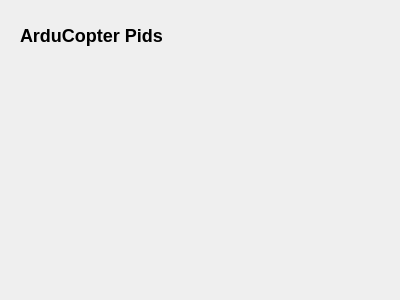
Qt form src/ui/configuration/ArduCopterPidConfig.ui (mavlink/qgroundcontrol) before a commit.
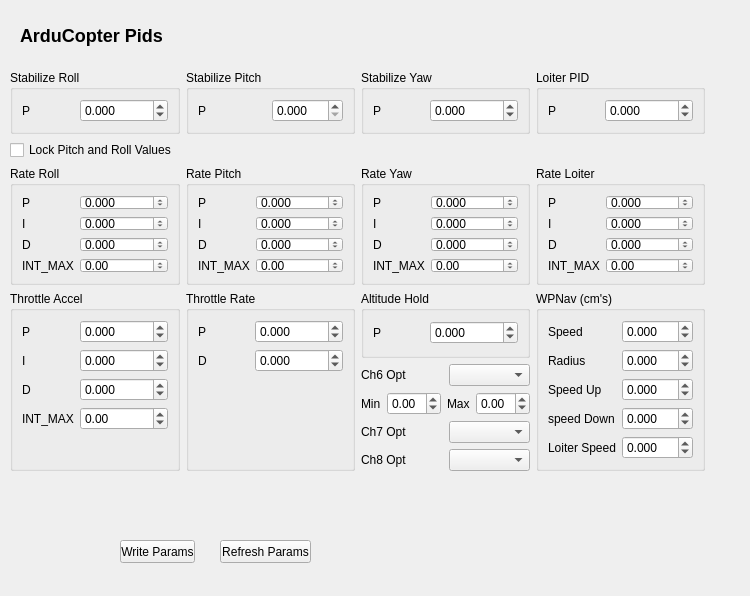
The same form after that commit.

Commit message: Implementation of ArduCoptor configuration screen

Patch:
```diff
--- a/src/ui/configuration/ArduCopterPidConfig.ui
+++ b/src/ui/configuration/ArduCopterPidConfig.ui
@@ -6,8 +6,8 @@
    <rect>
     <x>0</x>
     <y>0</y>
-    <width>400</width>
-    <height>300</height>
+    <width>750</width>
+    <height>596</height>
    </rect>
   </property>
   <property name="windowTitle">
@@ -26,6 +26,1035 @@
     <string>&lt;h2&gt;ArduCopter Pids&lt;/h2&gt;</string>
    </property>
   </widget>
+  <widget class="QPushButton" name="writePushButton">
+   <property name="geometry">
+    <rect>
+     <x>120</x>
+     <y>540</y>
+     <width>75</width>
+     <height>23</height>
+    </rect>
+   </property>
+   <property name="text">
+    <string>Write Params</string>
+   </property>
+  </widget>
+  <widget class="QPushButton" name="refreshPushButton">
+   <property name="geometry">
+    <rect>
+     <x>220</x>
+     <y>540</y>
+     <width>91</width>
+     <height>23</height>
+    </rect>
+   </property>
+   <property name="text">
+    <string>Refresh Params</string>
+   </property>
+  </widget>
+  <widget class="QWidget" name="gridLayoutWidget">
+   <property name="geometry">
+    <rect>
+     <x>10</x>
+     <y>70</y>
+     <width>695</width>
+     <height>401</height>
+    </rect>
+   </property>
+   <layout class="QGridLayout" name="gridLayout">
+    <item row="2" column="2">
+     <widget class="QGroupBox" name="groupBox_8">
+      <property name="title">
+       <string>Rate Yaw</string>
+      </property>
+      <layout class="QVBoxLayout" name="verticalLayout_22">
+       <item>
+        <layout class="QHBoxLayout" name="horizontalLayout_8">
+         <item>
+          <layout class="QVBoxLayout" name="verticalLayout_23">
+           <item>
+            <widget class="QLabel" name="label_30">
+             <property name="text">
+              <string>P</string>
+             </property>
+            </widget>
+           </item>
+           <item>
+            <widget class="QLabel" name="label_31">
+             <property name="text">
+              <string>I</string>
+             </property>
+            </widget>
+           </item>
+           <item>
+            <widget class="QLabel" name="label_32">
+             <property name="text">
+              <string>D</string>
+             </property>
+            </widget>
+           </item>
+           <item>
+            <widget class="QLabel" name="label_33">
+             <property name="text">
+              <string>INT_MAX</string>
+             </property>
+            </widget>
+           </item>
+          </layout>
+         </item>
+         <item>
+          <layout class="QVBoxLayout" name="verticalLayout_24">
+           <item>
+            <widget class="QDoubleSpinBox" name="rateYawPSpinBox">
+             <property name="decimals">
+              <number>3</number>
+             </property>
+             <property name="minimum">
+              <double>-10000.000000000000000</double>
+             </property>
+             <property name="maximum">
+              <double>10000.000000000000000</double>
+             </property>
+            </widget>
+           </item>
+           <item>
+            <widget class="QDoubleSpinBox" name="rateYawISpinBox">
+             <property name="decimals">
+              <number>3</number>
+             </property>
+             <property name="minimum">
+              <double>-10000.000000000000000</double>
+             </property>
+             <property name="maximum">
+              <double>10000.000000000000000</double>
+             </property>
+            </widget>
+           </item>
+           <item>
+            <widget class="QDoubleSpinBox" name="rateYawDSpinBox">
+             <property name="decimals">
+              <number>3</number>
+             </property>
+             <property name="minimum">
+              <double>-10000.000000000000000</double>
+             </property>
+             <property name="maximum">
+              <double>10000.000000000000000</double>
+             </property>
+            </widget>
+           </item>
+           <item>
+            <widget class="QDoubleSpinBox" name="rateYawIMAXSpinBox">
+             <property name="minimum">
+              <double>-10000.000000000000000</double>
+             </property>
+             <property name="maximum">
+              <double>10000.000000000000000</double>
+             </property>
+            </widget>
+           </item>
+          </layout>
+         </item>
+        </layout>
+       </item>
+      </layout>
+     </widget>
+    </item>
+    <item row="0" column="3">
+     <widget class="QGroupBox" name="groupBox_4">
+      <property name="title">
+       <string>Loiter PID</string>
+      </property>
+      <layout class="QVBoxLayout" name="verticalLayout_17">
+       <item>
+        <layout class="QHBoxLayout" name="horizontalLayout_4">
+         <item>
+          <layout class="QVBoxLayout" name="verticalLayout_7">
+           <item>
+            <widget class="QLabel" name="label_14">
+             <property name="text">
+              <string>P</string>
+             </property>
+            </widget>
+           </item>
+          </layout>
+         </item>
+         <item>
+          <layout class="QVBoxLayout" name="verticalLayout_8">
+           <item>
+            <widget class="QDoubleSpinBox" name="loiterPidPSpinBox">
+             <property name="decimals">
+              <number>3</number>
+             </property>
+             <property name="minimum">
+              <double>-10000.000000000000000</double>
+             </property>
+             <property name="maximum">
+              <double>10000.000000000000000</double>
+             </property>
+            </widget>
+           </item>
+          </layout>
+         </item>
+        </layout>
+       </item>
+      </layout>
+     </widget>
+    </item>
+    <item row="2" column="1">
+     <widget class="QGroupBox" name="groupBox_6">
+      <property name="title">
+       <string>Rate Pitch</string>
+      </property>
+      <layout class="QVBoxLayout" name="verticalLayout_19">
+       <item>
+        <layout class="QHBoxLayout" name="horizontalLayout_6">
+         <item>
+          <layout class="QVBoxLayout" name="verticalLayout_11">
+           <item>
+            <widget class="QLabel" name="label_22">
+             <property name="text">
+              <string>P</string>
+             </property>
+            </widget>
+           </item>
+           <item>
+            <widget class="QLabel" name="label_23">
+             <property name="text">
+              <string>I</string>
+             </property>
+            </widget>
+           </item>
+           <item>
+            <widget class="QLabel" name="label_24">
+             <property name="text">
+              <string>D</string>
+             </property>
+            </widget>
+           </item>
+           <item>
+            <widget class="QLabel" name="label_25">
+             <property name="text">
+              <string>INT_MAX</string>
+             </property>
+            </widget>
+           </item>
+          </layout>
+         </item>
+         <item>
+          <layout class="QVBoxLayout" name="verticalLayout_12">
+           <item>
+            <widget class="QDoubleSpinBox" name="ratePitchPSpinBox">
+             <property name="decimals">
+              <number>3</number>
+             </property>
+             <property name="minimum">
+              <double>-10000.000000000000000</double>
+             </property>
+             <property name="maximum">
+              <double>10000.000000000000000</double>
+             </property>
+            </widget>
+           </item>
+           <item>
+            <widget class="QDoubleSpinBox" name="ratePitchISpinBox">
+             <property name="decimals">
+              <number>3</number>
+             </property>
+             <property name="minimum">
+              <double>-10000.000000000000000</double>
+             </property>
+             <property name="maximum">
+              <double>10000.000000000000000</double>
+             </property>
+            </widget>
+           </item>
+           <item>
+            <widget class="QDoubleSpinBox" name="ratePitchDSpinBox">
+             <property name="decimals">
+              <number>3</number>
+             </property>
+             <property name="minimum">
+              <double>-10000.000000000000000</double>
+             </property>
+             <property name="maximum">
+              <double>10000.000000000000000</double>
+             </property>
+            </widget>
+           </item>
+           <item>
+            <widget class="QDoubleSpinBox" name="ratePitchIMAXSpinBox">
+             <property name="minimum">
+              <double>-10000.000000000000000</double>
+             </property>
+             <property name="maximum">
+              <double>10000.000000000000000</double>
+             </property>
+            </widget>
+           </item>
+          </layout>
+         </item>
+        </layout>
+       </item>
+      </layout>
+     </widget>
+    </item>
+    <item row="0" column="0">
+     <widget class="QGroupBox" name="groupBox">
+      <property name="title">
+       <string>Stabilize Roll</string>
+      </property>
+      <layout class="QVBoxLayout" name="verticalLayout_14">
+       <item>
+        <layout class="QHBoxLayout" name="horizontalLayout">
+         <item>
+          <layout class="QVBoxLayout" name="verticalLayout">
+           <item>
+            <widget class="QLabel" name="label_2">
+             <property name="text">
+              <string>P</string>
+             </property>
+            </widget>
+           </item>
+          </layout>
+         </item>
+         <item>
+          <layout class="QVBoxLayout" name="verticalLayout_2">
+           <item>
+            <widget class="QDoubleSpinBox" name="stabilRollPSpinBox">
+             <property name="decimals">
+              <number>3</number>
+             </property>
+             <property name="minimum">
+              <double>-10000.000000000000000</double>
+             </property>
+             <property name="maximum">
+              <double>10000.000000000000000</double>
+             </property>
+            </widget>
+           </item>
+          </layout>
+         </item>
+        </layout>
+       </item>
+      </layout>
+     </widget>
+    </item>
+    <item row="0" column="1">
+     <widget class="QGroupBox" name="groupBox_2">
+      <property name="title">
+       <string>Stabilize Pitch</string>
+      </property>
+      <layout class="QVBoxLayout" name="verticalLayout_15">
+       <item>
+        <layout class="QHBoxLayout" name="horizontalLayout_2">
+         <item>
+          <layout class="QVBoxLayout" name="verticalLayout_3">
+           <item>
+            <widget class="QLabel" name="label_6">
+             <property name="text">
+              <string>P</string>
+             </property>
+            </widget>
+           </item>
+          </layout>
+         </item>
+         <item>
+          <layout class="QVBoxLayout" name="verticalLayout_4">
+           <item>
+            <widget class="QDoubleSpinBox" name="stabilPitchPSpinBox">
+             <property name="decimals">
+              <number>3</number>
+             </property>
+             <property name="maximum">
+              <double>100.000000000000000</double>
+             </property>
+            </widget>
+           </item>
+          </layout>
+         </item>
+        </layout>
+       </item>
+      </layout>
+     </widget>
+    </item>
+    <item row="2" column="0">
+     <widget class="QGroupBox" name="groupBox_5">
+      <property name="title">
+       <string>Rate Roll</string>
+      </property>
+      <layout class="QVBoxLayout" name="verticalLayout_18">
+       <item>
+        <layout class="QHBoxLayout" name="horizontalLayout_5">
+         <item>
+          <layout class="QVBoxLayout" name="verticalLayout_9">
+           <item>
+            <widget class="QLabel" name="label_18">
+             <property name="text">
+              <string>P</string>
+             </property>
+            </widget>
+           </item>
+           <item>
+            <widget class="QLabel" name="label_19">
+             <property name="text">
+              <string>I</string>
+             </property>
+            </widget>
+           </item>
+           <item>
+            <widget class="QLabel" name="label_20">
+             <property name="text">
+              <string>D</string>
+             </property>
+            </widget>
+           </item>
+           <item>
+            <widget class="QLabel" name="label_21">
+             <property name="text">
+              <string>INT_MAX</string>
+             </property>
+            </widget>
+           </item>
+          </layout>
+         </item>
+         <item>
+          <layout class="QVBoxLayout" name="verticalLayout_10">
+           <item>
+            <widget class="QDoubleSpinBox" name="rateRollPSpinBox">
+             <property name="decimals">
+              <number>3</number>
+             </property>
+             <property name="minimum">
+              <double>-10000.000000000000000</double>
+             </property>
+             <property name="maximum">
+              <double>10000.000000000000000</double>
+             </property>
+            </widget>
+           </item>
+           <item>
+            <widget class="QDoubleSpinBox" name="rateRollISpinBox">
+             <property name="decimals">
+              <number>3</number>
+             </property>
+             <property name="minimum">
+              <double>-10000.000000000000000</double>
+             </property>
+             <property name="maximum">
+              <double>10000.000000000000000</double>
+             </property>
+            </widget>
+           </item>
+           <item>
+            <widget class="QDoubleSpinBox" name="rateRollDSpinBox">
+             <property name="decimals">
+              <number>3</number>
+             </property>
+             <property name="minimum">
+              <double>-10000.000000000000000</double>
+             </property>
+             <property name="maximum">
+              <double>10000.000000000000000</double>
+             </property>
+            </widget>
+           </item>
+           <item>
+            <widget class="QDoubleSpinBox" name="rateRollIMAXSpinBox">
+             <property name="minimum">
+              <double>-10000.000000000000000</double>
+             </property>
+             <property name="maximum">
+              <double>10000.000000000000000</double>
+             </property>
+            </widget>
+           </item>
+          </layout>
+         </item>
+        </layout>
+       </item>
+      </layout>
+     </widget>
+    </item>
+    <item row="3" column="2">
+     <widget class="QGroupBox" name="groupBox_10">
+      <property name="title">
+       <string>Altitude Hold</string>
+      </property>
+      <layout class="QVBoxLayout" name="verticalLayout_28">
+       <item>
+        <layout class="QHBoxLayout" name="horizontalLayout_10">
+         <item>
+          <layout class="QVBoxLayout" name="verticalLayout_29">
+           <item>
+            <widget class="QLabel" name="label_38">
+             <property name="text">
+              <string>P</string>
+             </property>
+            </widget>
+           </item>
+          </layout>
+         </item>
+         <item>
+          <layout class="QVBoxLayout" name="verticalLayout_30">
+           <item>
+            <widget class="QDoubleSpinBox" name="altitudeHoldPSpinBox">
+             <property name="decimals">
+              <number>3</number>
+             </property>
+             <property name="minimum">
+              <double>-10000.000000000000000</double>
+             </property>
+             <property name="maximum">
+              <double>10000.000000000000000</double>
+             </property>
+            </widget>
+           </item>
+          </layout>
+         </item>
+        </layout>
+       </item>
+      </layout>
+     </widget>
+    </item>
+    <item row="0" column="2">
+     <widget class="QGroupBox" name="groupBox_3">
+      <property name="title">
+       <string>Stabilize Yaw</string>
+      </property>
+      <layout class="QVBoxLayout" name="verticalLayout_16">
+       <item>
+        <layout class="QHBoxLayout" name="horizontalLayout_3">
+         <item>
+          <layout class="QVBoxLayout" name="verticalLayout_5">
+           <item>
+            <widget class="QLabel" name="label_10">
+             <property name="text">
+              <string>P</string>
+             </property>
+            </widget>
+           </item>
+          </layout>
+         </item>
+         <item>
+          <layout class="QVBoxLayout" name="verticalLayout_6">
+           <item>
+            <widget class="QDoubleSpinBox" name="stabilYawPSpinBox">
+             <property name="decimals">
+              <number>3</number>
+             </property>
+             <property name="minimum">
+              <double>-10000.000000000000000</double>
+             </property>
+             <property name="maximum">
+              <double>10000.000000000000000</double>
+             </property>
+            </widget>
+           </item>
+          </layout>
+         </item>
+        </layout>
+       </item>
+      </layout>
+     </widget>
+    </item>
+    <item row="2" column="3">
+     <widget class="QGroupBox" name="groupBox_7">
+      <property name="title">
+       <string>Rate Loiter</string>
+      </property>
+      <layout class="QVBoxLayout" name="verticalLayout_20">
+       <item>
+        <layout class="QHBoxLayout" name="horizontalLayout_7">
+         <item>
+          <layout class="QVBoxLayout" name="verticalLayout_13">
+           <item>
+            <widget class="QLabel" name="label_26">
+             <property name="text">
+              <string>P</string>
+             </property>
+            </widget>
+           </item>
+           <item>
+            <widget class="QLabel" name="label_27">
+             <property name="text">
+              <string>I</string>
+             </property>
+            </widget>
+           </item>
+           <item>
+            <widget class="QLabel" name="label_28">
+             <property name="text">
+              <string>D</string>
+             </property>
+            </widget>
+           </item>
+           <item>
+            <widget class="QLabel" name="label_29">
+             <property name="text">
+              <string>INT_MAX</string>
+             </property>
+            </widget>
+           </item>
+          </layout>
+         </item>
+         <item>
+          <layout class="QVBoxLayout" name="verticalLayout_21">
+           <item>
+            <widget class="QDoubleSpinBox" name="rateLoiterPSpinBox">
+             <property name="decimals">
+              <number>3</number>
+             </property>
+             <property name="minimum">
+              <double>-10000.000000000000000</double>
+             </property>
+             <property name="maximum">
+              <double>10000.000000000000000</double>
+             </property>
+            </widget>
+           </item>
+           <item>
+            <widget class="QDoubleSpinBox" name="rateLoiterISpinBox">
+             <property name="decimals">
+              <number>3</number>
+             </property>
+             <property name="minimum">
+              <double>-10000.000000000000000</double>
+             </property>
+             <property name="maximum">
+              <double>10000.000000000000000</double>
+             </property>
+            </widget>
+           </item>
+           <item>
+            <widget class="QDoubleSpinBox" name="rateLoiterDSpinBox">
+             <property name="decimals">
+              <number>3</number>
+             </property>
+             <property name="minimum">
+              <double>-10000.000000000000000</double>
+             </property>
+             <property name="maximum">
+              <double>10000.000000000000000</double>
+             </property>
+            </widget>
+           </item>
+           <item>
+            <widget class="QDoubleSpinBox" name="rateLoiterIMAXSpinBox">
+             <property name="minimum">
+              <double>-10000.000000000000000</double>
+             </property>
+             <property name="maximum">
+              <double>10000.000000000000000</double>
+             </property>
+            </widget>
+           </item>
+          </layout>
+         </item>
+        </layout>
+       </item>
+      </layout>
+     </widget>
+    </item>
+    <item row="1" column="0">
+     <widget class="QCheckBox" name="checkBox">
+      <property name="text">
+       <string>Lock Pitch and Roll Values</string>
+      </property>
+     </widget>
+    </item>
+    <item row="4" column="2">
+     <layout class="QVBoxLayout" name="verticalLayout_37">
+      <item>
+       <layout class="QHBoxLayout" name="horizontalLayout_13">
+        <item>
+         <widget class="QLabel" name="label_4">
+          <property name="text">
+           <string>Ch6 Opt</string>
+          </property>
+         </widget>
+        </item>
+        <item>
+         <widget class="QComboBox" name="ch6OptComboBox"/>
+        </item>
+       </layout>
+      </item>
+      <item>
+       <layout class="QHBoxLayout" name="horizontalLayout_16">
+        <item>
+         <widget class="QLabel" name="label_7">
+          <property name="text">
+           <string>Min</string>
+          </property>
+         </widget>
+        </item>
+        <item>
+         <widget class="QDoubleSpinBox" name="ch6MinSpinBox">
+          <property name="minimum">
+           <double>-10000.000000000000000</double>
+          </property>
+          <property name="maximum">
+           <double>10000.000000000000000</double>
+          </property>
+         </widget>
+        </item>
+        <item>
+         <widget class="QLabel" name="label_8">
+          <property name="text">
+           <string>Max</string>
+          </property>
+         </widget>
+        </item>
+        <item>
+         <widget class="QDoubleSpinBox" name="ch6MaxSpinBox">
+          <property name="minimum">
+           <double>-10000.000000000000000</double>
+          </property>
+          <property name="maximum">
+           <double>10000.000000000000000</double>
+          </property>
+         </widget>
+        </item>
+       </layout>
+      </item>
+      <item>
+       <layout class="QHBoxLayout" name="horizontalLayout_14">
+        <item>
+         <widget class="QLabel" name="label_5">
+          <property name="text">
+           <string>Ch7 Opt</string>
+          </property>
+         </widget>
+        </item>
+        <item>
+         <widget class="QComboBox" name="ch7OptComboBox"/>
+        </item>
+       </layout>
+      </item>
+      <item>
+       <layout class="QHBoxLayout" name="horizontalLayout_15">
+        <item>
+         <widget class="QLabel" name="label_9">
+          <property name="text">
+           <string>Ch8 Opt</string>
+          </property>
+         </widget>
+        </item>
+        <item>
+         <widget class="QComboBox" name="ch8OptComboBox"/>
+        </item>
+       </layout>
+      </item>
+     </layout>
+    </item>
+    <item row="3" column="0" rowspan="2">
+     <widget class="QGroupBox" name="groupBox_11">
+      <property name="title">
+       <string>Throttle Accel</string>
+      </property>
+      <layout class="QVBoxLayout" name="verticalLayout_31">
+       <item>
+        <layout class="QHBoxLayout" name="horizontalLayout_11">
+         <item>
+          <layout class="QVBoxLayout" name="verticalLayout_32">
+           <item>
+            <widget class="QLabel" name="label_42">
+             <property name="text">
+              <string>P</string>
+             </property>
+            </widget>
+           </item>
+           <item>
+            <widget class="QLabel" name="label_43">
+             <property name="text">
+              <string>I</string>
+             </property>
+            </widget>
+           </item>
+           <item>
+            <widget class="QLabel" name="label_44">
+             <property name="text">
+              <string>D</string>
+             </property>
+            </widget>
+           </item>
+           <item>
+            <widget class="QLabel" name="label_45">
+             <property name="text">
+              <string>INT_MAX</string>
+             </property>
+            </widget>
+           </item>
+          </layout>
+         </item>
+         <item>
+          <layout class="QVBoxLayout" name="verticalLayout_33">
+           <item>
+            <widget class="QDoubleSpinBox" name="throttleAccelPSpinBox">
+             <property name="decimals">
+              <number>3</number>
+             </property>
+             <property name="minimum">
+              <double>-10000.000000000000000</double>
+             </property>
+             <property name="maximum">
+              <double>10000.000000000000000</double>
+             </property>
+            </widget>
+           </item>
+           <item>
+            <widget class="QDoubleSpinBox" name="throttleAccelISpinBox">
+             <property name="decimals">
+              <number>3</number>
+             </property>
+             <property name="minimum">
+              <double>-10000.000000000000000</double>
+             </property>
+             <property name="maximum">
+              <double>10000.000000000000000</double>
+             </property>
+            </widget>
+           </item>
+           <item>
+            <widget class="QDoubleSpinBox" name="throttleAccelDSpinBox">
+             <property name="decimals">
+              <number>3</number>
+             </property>
+             <property name="minimum">
+              <double>-10000.000000000000000</double>
+             </property>
+             <property name="maximum">
+              <double>10000.000000000000000</double>
+             </property>
+            </widget>
+           </item>
+           <item>
+            <widget class="QDoubleSpinBox" name="throttleAccelIMAXSpinBox">
+             <property name="minimum">
+              <double>-10000.000000000000000</double>
+             </property>
+             <property name="maximum">
+              <double>10000.000000000000000</double>
+             </property>
+            </widget>
+           </item>
+          </layout>
+         </item>
+        </layout>
+       </item>
+       <item>
+        <spacer name="verticalSpacer_2">
+         <property name="orientation">
+          <enum>Qt::Vertical</enum>
+         </property>
+         <property name="sizeHint" stdset="0">
+          <size>
+           <width>20</width>
+           <height>40</height>
+          </size>
+         </property>
+        </spacer>
+       </item>
+      </layout>
+     </widget>
+    </item>
+    <item row="3" column="1" rowspan="2">
+     <widget class="QGroupBox" name="groupBox_9">
+      <property name="title">
+       <string>Throttle Rate</string>
+      </property>
+      <layout class="QVBoxLayout" name="verticalLayout_25">
+       <item>
+        <layout class="QHBoxLayout" name="horizontalLayout_9">
+         <item>
+          <layout class="QVBoxLayout" name="verticalLayout_26">
+           <item>
+            <widget class="QLabel" name="label_34">
+             <property name="text">
+              <string>P</string>
+             </property>
+            </widget>
+           </item>
+           <item>
+            <widget class="QLabel" name="label_36">
+             <property name="text">
+              <string>D</string>
+             </property>
+            </widget>
+           </item>
+          </layout>
+         </item>
+         <item>
+          <layout class="QVBoxLayout" name="verticalLayout_27">
+           <item>
+            <widget class="QDoubleSpinBox" name="throttleRatePSpinBox">
+             <property name="decimals">
+              <number>3</number>
+             </property>
+             <property name="minimum">
+              <double>-10000.000000000000000</double>
+             </property>
+             <property name="maximum">
+              <double>10000.000000000000000</double>
+             </property>
+            </widget>
+           </item>
+           <item>
+            <widget class="QDoubleSpinBox" name="throttleDateDSpinBox">
+             <property name="decimals">
+              <number>3</number>
+             </property>
+             <property name="minimum">
+              <double>-10000.000000000000000</double>
+             </property>
+             <property name="maximum">
+              <double>10000.000000000000000</double>
+             </property>
+            </widget>
+           </item>
+          </layout>
+         </item>
+        </layout>
+       </item>
+       <item>
+        <spacer name="verticalSpacer">
+         <property name="orientation">
+          <enum>Qt::Vertical</enum>
+         </property>
+         <property name="sizeHint" stdset="0">
+          <size>
+           <width>20</width>
+           <height>40</height>
+          </size>
+         </property>
+        </spacer>
+       </item>
+      </layout>
+     </widget>
+    </item>
+    <item row="3" column="3" rowspan="2">
+     <widget class="QGroupBox" name="groupBox_12">
+      <property name="title">
+       <string>WPNav (cm's)</string>
+      </property>
+      <layout class="QVBoxLayout" name="verticalLayout_34">
+       <item>
+        <layout class="QHBoxLayout" name="horizontalLayout_12">
+         <item>
+          <layout class="QVBoxLayout" name="verticalLayout_35">
+           <item>
+            <widget class="QLabel" name="label_46">
+             <property name="text">
+              <string>Speed</string>
+             </property>
+            </widget>
+           </item>
+           <item>
+            <widget class="QLabel" name="label_47">
+             <property name="text">
+              <string>Radius</string>
+             </property>
+            </widget>
+           </item>
+           <item>
+            <widget class="QLabel" name="label_48">
+             <property name="text">
+              <string>Speed Up</string>
+             </property>
+            </widget>
+           </item>
+           <item>
+            <widget class="QLabel" name="label_49">
+             <property name="text">
+              <string>speed Down</string>
+             </property>
+            </widget>
+           </item>
+           <item>
+            <widget class="QLabel" name="label_3">
+             <property name="text">
+              <string>Loiter Speed</string>
+             </property>
+            </widget>
+           </item>
+          </layout>
+         </item>
+         <item>
+          <layout class="QVBoxLayout" name="verticalLayout_36">
+           <item>
+            <widget class="QDoubleSpinBox" name="wpNavSpeedSpinBox">
+             <property name="decimals">
+              <number>3</number>
+             </property>
+             <property name="minimum">
+              <double>-10000.000000000000000</double>
+             </property>
+             <property name="maximum">
+              <double>10000.000000000000000</double>
+             </property>
+            </widget>
+           </item>
+           <item>
+            <widget class="QDoubleSpinBox" name="wpNavRadiusSpinBox">
+             <property name="decimals">
+              <number>3</number>
+             </property>
+             <property name="minimum">
+              <double>-10000.000000000000000</double>
+             </property>
+             <property name="maximum">
+              <double>10000.000000000000000</double>
+             </property>
+            </widget>
+           </item>
+           <item>
+            <widget class="QDoubleSpinBox" name="wpNavSpeedUpSpinBox">
+             <property name="decimals">
+              <number>3</number>
+             </property>
+             <property name="minimum">
+              <double>-10000.000000000000000</double>
+             </property>
+             <property name="maximum">
+              <double>10000.000000000000000</double>
+             </property>
+            </widget>
+           </item>
+           <item>
+            <widget class="QDoubleSpinBox" name="wpNavSpeedDownSpinBox">
+             <property name="decimals">
+              <number>3</number>
+             </property>
+             <property name="minimum">
+              <double>-10000.000000000000000</double>
+             </property>
+             <property name="maximum">
+              <double>10000.000000000000000</double>
+             </property>
+            </widget>
+           </item>
+           <item>
+            <widget class="QDoubleSpinBox" name="wpNavLoiterSpeedSpinBox">
+             <property name="decimals">
+              <number>3</number>
+             </property>
+             <property name="minimum">
+              <double>-10000.000000000000000</double>
+             </property>
+             <property name="maximum">
+              <double>10000.000000000000000</double>
+             </property>
+            </widget>
+           </item>
+          </layout>
+         </item>
+        </layout>
+       </item>
+      </layout>
+     </widget>
+    </item>
+   </layout>
+  </widget>
  </widget>
  <resources/>
  <connections/>
```
The commit also changes 2 other files.
